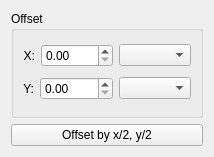
The window that plugins/extensions/offsetimage/wdg_offsetimage.ui (KDE/krita) describes before a commit, drawn with Qt 5.
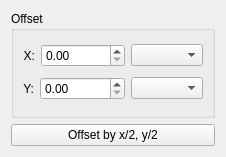
The same window after the commit. Custom widgets are drawn as their Qt base class.

Commit message:
Increase the limit in Layer Offset to 100k
Before this commit, there was no maximum set on the double
spin box which holded the value. Because by default it would
be filled with half of the width and height of the layer
extent, there will be some maximum value set bigger
than 99 which is the default for double spin boxes.
This commit fixes this behaviour by setting 100 000
as a maximum explicitely.

BUG:414625

What changed in the file:
```diff
--- a/plugins/extensions/offsetimage/wdg_offsetimage.ui
+++ b/plugins/extensions/offsetimage/wdg_offsetimage.ui
@@ -52,6 +52,9 @@
             <verstretch>0</verstretch>
            </sizepolicy>
           </property>
+          <property name="maximum">
+           <double>100000.000000000000000</double>
+          </property>
          </widget>
         </item>
         <item>
@@ -79,6 +82,9 @@
             <verstretch>0</verstretch>
            </sizepolicy>
           </property>
+          <property name="maximum">
+           <double>100000.000000000000000</double>
+          </property>
          </widget>
         </item>
         <item>
```
